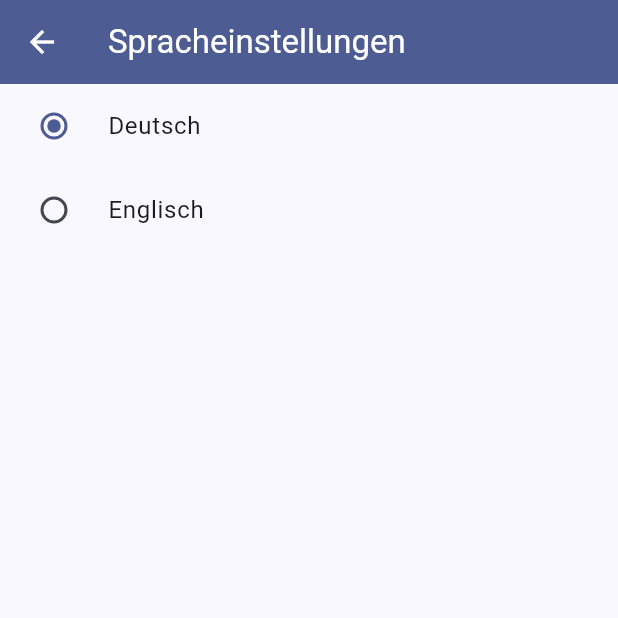
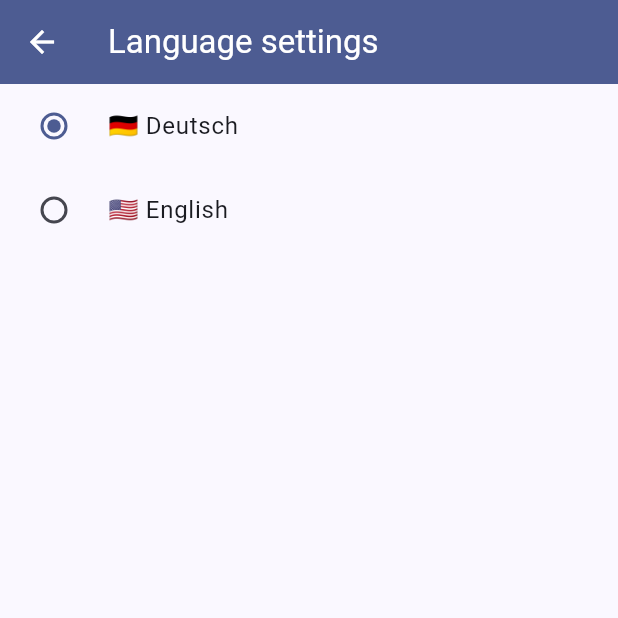
Before and after one commit to BogyMitutoyoCTL/BOGY-App-2024-03, a Flutter app: the Setting_Sprache screen opened directly, on a phone screen of 412 x 824 dp, the top half of it. Run offline on Flutter 3.47's test engine with Material 3 defaults, Android fonts, the phone set to English and light mode, and no system bars; our stand-ins replace fl_chart, flutter_blue_plus, timer_count_down; generated files the repository leaves out were written again; project files that could hold a hidden picture were left out.

Commit message:
Translate Language Settings

```diff
--- a/bluetemp/lib/Setting_Sprachen.dart
+++ b/bluetemp/lib/Setting_Sprachen.dart
@@ -1,6 +1,7 @@
 import 'package:flutter/cupertino.dart';
 import 'package:flutter/material.dart';
 import 'main.dart';
+import 'package:flutter_gen/gen_l10n/app_localizations.dart';
 
 class Setting_Sprache extends StatefulWidget {
   const Setting_Sprache({super.key});
@@ -9,20 +10,20 @@ class Setting_Sprache extends StatefulWidget {
   State<Setting_Sprache> createState() => _Setting_SpracheState();
 }
 
-String en = "en";
-String de = "de";
+class _Setting_SpracheState extends State<Setting_Sprache> {
+  String en = "en";
+  String de = "de";
 
-class _Setting_SpracheState extends State<Setting_Sprache> {
   @override
   Widget build(BuildContext context) {
     return Scaffold(
       appBar: AppBar(
-        title: Text("Spracheinstellungen"),
+        title: Text(AppLocalizations.of(context).languageSetting),
       ),
       body: Column(
         children: [
-          RadioListTile(value: de, groupValue: globalState.Sprache, onChanged: zudeutsch, title: Text("Deutsch")),
-          RadioListTile(value: en, groupValue: globalState.Sprache, onChanged: zuenglisch, title: Text("Englisch"))
+          RadioListTile(value: de, groupValue: globalState.Sprache, onChanged: zudeutsch, title: Text("🇩🇪 Deutsch")),
+          RadioListTile(value: en, groupValue: globalState.Sprache, onChanged: zuenglisch, title: Text("🇺🇸 English"))
         ],
       ),
     );
--- a/bluetemp/lib/l10n/app_de.arb
+++ b/bluetemp/lib/l10n/app_de.arb
@@ -13,5 +13,6 @@
   "aboutUs": "Über uns",
   "settings": "Einstellungen",
   "syncTime": "Zeit synchronisieren",
-  "nextRefresh": "Nächste Aktualisierung in {seconds} Sekunden."
+  "nextRefresh": "Nächste Aktualisierung in {seconds} Sekunden.",
+  "languageSetting": "Spracheinstellungen"
 }
--- a/bluetemp/lib/l10n/app_en.arb
+++ b/bluetemp/lib/l10n/app_en.arb
@@ -96,5 +96,9 @@
         "example": "20"
       }
     }
+  },
+  "languageSetting": "Language settings",
+  "@languageSetting": {
+    "description": "Language setting: title"
   }
 }
```
